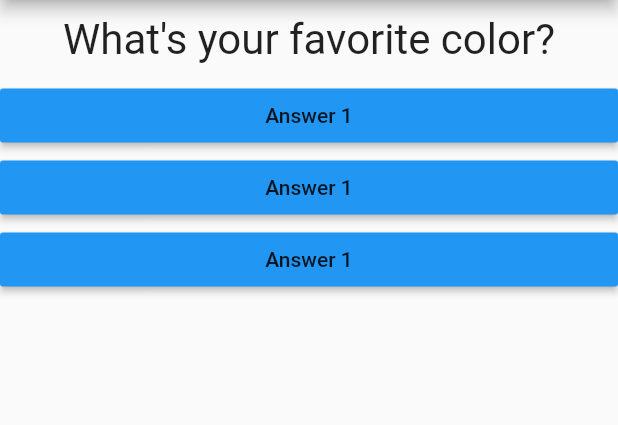
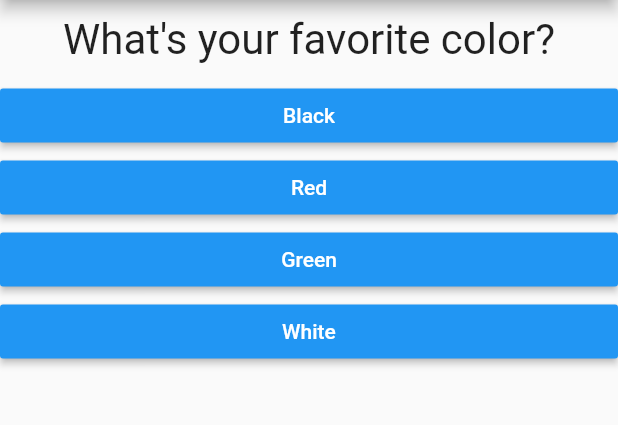
Before and after one commit to roronoa1973/basic-flutter, a Flutter app: the screen it shows after launch, on a phone screen of 412 x 824 dp, the part 84-509 px from its top. Run offline on Flutter 3.47's test engine with Material 2 defaults, Android fonts, the phone set to English and light mode, and no system bars.

Commit message:
mapping list of questions and answers

```diff
--- a/MyFirstApp/lib/answer.dart
+++ b/MyFirstApp/lib/answer.dart
@@ -2,8 +2,9 @@ import 'package:flutter/material.dart';
 
 class Answer extends StatelessWidget {
   final Function selectHandler;
+  final String answerText;
 
-  Answer(this.selectHandler);
+  Answer(this.selectHandler, this.answerText);
 
   @override
   Widget build(BuildContext context) {
@@ -11,7 +12,8 @@ class Answer extends StatelessWidget {
       width: double.infinity,
       child: RaisedButton(
         color: Colors.blue,
-        child: Text('Answer 1'),
+        textColor: Colors.white,
+        child: Text(answerText),
         onPressed: selectHandler,
       ),
     );
--- a/MyFirstApp/lib/main.dart
+++ b/MyFirstApp/lib/main.dart
@@ -30,8 +30,33 @@ class _MyAppState extends State<MyApp> {
   @override
   Widget build(BuildContext context) {
     var questions = [
-      'What\'s your favorite color?',
-      'What\'s your favorte animal?'
+      {
+        'questionText': 'What\'s your favorite color?',
+        'answers': [
+          'Black',
+          'Red',
+          'Green',
+          'White',
+        ],
+      },
+      {
+        'questionText': 'What\'s your favorte animal?',
+        'answers': [
+          'Rabit',
+          'Snake',
+          'Elephant',
+          'Lion',
+        ],
+      },
+      {
+        'questionText': 'How\'s your favorite instructor?',
+        'answers': [
+          'James',
+          'Nan',
+          'Mom',
+          'Joy',
+        ],
+      }
     ];
     return MaterialApp(
       home: Scaffold(
@@ -41,13 +66,15 @@ class _MyAppState extends State<MyApp> {
         body: Column(
           children: [
             Question(
-                questions[_questionIndex],
+              questions[_questionIndex]['questionText'],
             ),
-              Answer(_answerQuestion),
-              Answer(_answerQuestion),
-              Answer(_answerQuestion),
+            ...(questions[_questionIndex]['answers'] as List<String>)
+                .map((answer) {
+              return Answer(_answerQuestion, answer);
+            }).toList()
           ],
-          )),
+        ),
+      ),
     );
   }
 }
```
Lines whose indentation alone changed are shown as unchanged.
